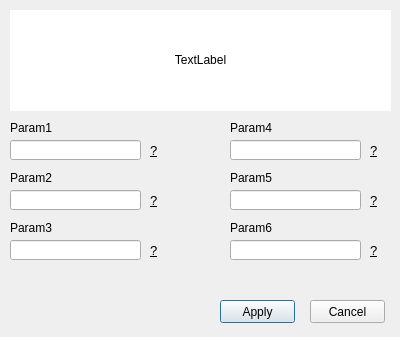
Old version of the form App/Simulator_App/ui/plant_editor.ui in the repository DanielMontoyaR/Toolbox-de-Simulaci-n-para-An-lisis-de-Se-ales-Mixtas.
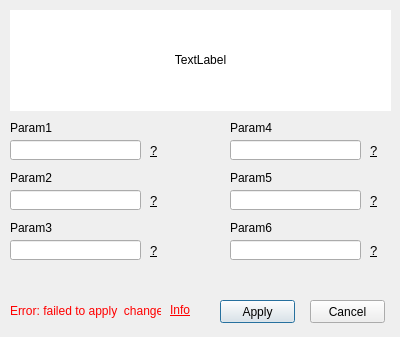
New version of the form.

Commit message: update: Plant input validations

The edit to the form file:
```diff
--- a/App/Simulator_App/ui/plant_editor.ui
+++ b/App/Simulator_App/ui/plant_editor.ui
@@ -283,6 +283,38 @@
     <string>Param4</string>
    </property>
   </widget>
+  <widget class="QLabel" name="errorLabel">
+   <property name="geometry">
+    <rect>
+     <x>10</x>
+     <y>300</y>
+     <width>151</width>
+     <height>21</height>
+    </rect>
+   </property>
+   <property name="styleSheet">
+    <string notr="true">color:rgb(255, 0, 0)</string>
+   </property>
+   <property name="text">
+    <string>Error: failed to apply  changes</string>
+   </property>
+  </widget>
+  <widget class="QLabel" name="errorLabelInfo">
+   <property name="geometry">
+    <rect>
+     <x>170</x>
+     <y>300</y>
+     <width>47</width>
+     <height>20</height>
+    </rect>
+   </property>
+   <property name="styleSheet">
+    <string notr="true">color: rgb(255, 0, 0);</string>
+   </property>
+   <property name="text">
+    <string>&lt;html&gt;&lt;head/&gt;&lt;body&gt;&lt;p&gt;&lt;span style=&quot; text-decoration: underline;&quot;&gt;Info&lt;/span&gt;&lt;/p&gt;&lt;/body&gt;&lt;/html&gt;</string>
+   </property>
+  </widget>
  </widget>
  <resources/>
  <connections/>
```
The commit also changes 11 other files.
